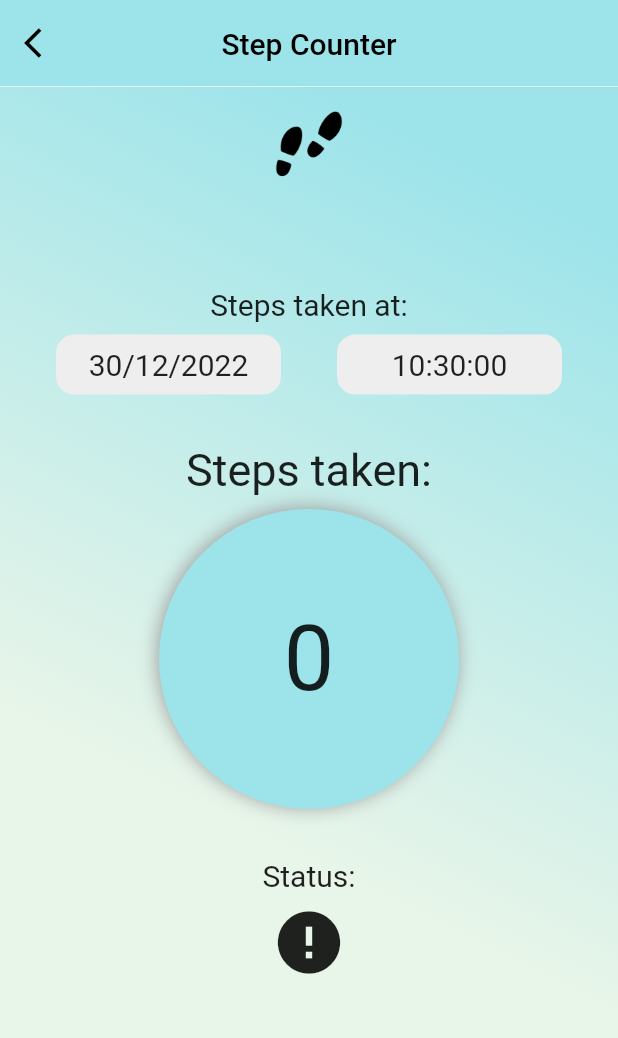
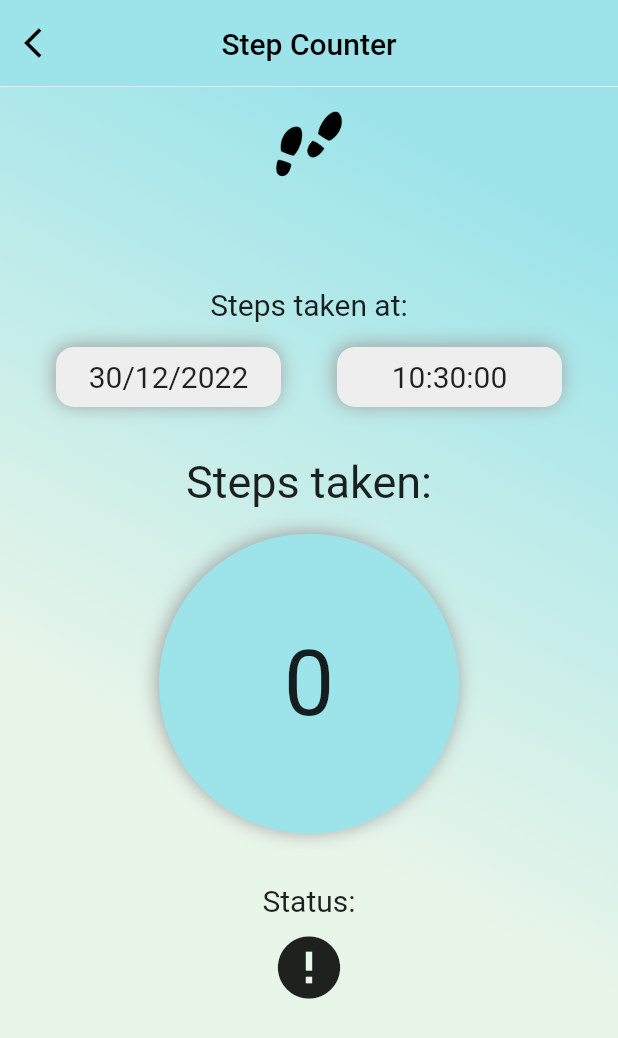
Before and after one commit to wanysamsuri/flutter_clinical, a Flutter app: the PedometerScreen screen opened directly, on a phone screen of 412 x 824 dp. Shown: the top 1038 px of the screen. Run offline on Flutter 3.47's test engine with Material 2 defaults, Android fonts, the phone set to English and light mode, and no system bars; our stand-ins replace cached_network_image, carousel_slider, device_info_plus, email_validator, fl_chart, flutter_rating_stars and 20 more; missing offline and left inert: clickable_list_wheel_view, flutter_3d_choice_chip, gauges, html2md, onesignal_flutter, pretty_gauge and 2 more; accounts and stored records are empty.

Commit message:
chore pedo

```diff
--- a/lib/pedometer/pedometer_screen.dart
+++ b/lib/pedometer/pedometer_screen.dart
@@ -3,6 +3,7 @@ import 'dart:async';
 import 'package:flutter/foundation.dart';
 import 'package:flutter/material.dart';
 import 'package:flutter_clinic/constant.dart';
+import 'package:flutter_clinic/pedometer/step_screen.dart';
 import 'package:hive/hive.dart';
 import 'package:jiffy/jiffy.dart';
 import 'package:pedometer/pedometer.dart';
@@ -190,7 +191,6 @@ class _PedometerScreenState extends State<PedometerScreen> {
             },
           )),
       body: SafeArea(
-        child: SingleChildScrollView(
         child: Container(
           height: MediaQuery.of(context).size.height,
           decoration: BoxDecoration(
@@ -236,7 +236,7 @@ class _PedometerScreenState extends State<PedometerScreen> {
                     style: TextStyle(fontSize: 20),
                   ),
                   SizedBox(
-                      height: Adaptive.h(1),
+                    height: Adaptive.h(2),
                   ),
                   Row(
                     mainAxisAlignment: MainAxisAlignment.spaceEvenly,
@@ -248,6 +248,12 @@ class _PedometerScreenState extends State<PedometerScreen> {
                         decoration: BoxDecoration(
                           color: Colors.grey[200],
                           borderRadius: BorderRadius.circular(12),
+                          boxShadow: [
+                            BoxShadow(
+                                color: Colors.grey, //New
+                                blurRadius: 10.0,
+                                offset: Offset(-1, -1))
+                          ],
                           // border: Border.all(
                           //   // color: Colors.black,
                           // )
@@ -265,6 +271,12 @@ class _PedometerScreenState extends State<PedometerScreen> {
                         decoration: BoxDecoration(
                           color: Colors.grey[200],
                           borderRadius: BorderRadius.circular(12),
+                          boxShadow: [
+                            BoxShadow(
+                                color: Colors.grey, //New
+                                blurRadius: 10.0,
+                                offset: Offset(-1, -1))
+                          ],
                           // border: Border.all(
                           //   // color: Colors.black,
                           // )
@@ -278,17 +290,15 @@ class _PedometerScreenState extends State<PedometerScreen> {
                       ),
                     ],
                   ),
-
                   SizedBox(
                     height: Adaptive.h(4),
                   ),
-
                   const Text(
                     'Steps taken:',
                     style: TextStyle(fontSize: 30),
                   ),
                   SizedBox(
-                      height: Adaptive.h(1),
+                    height: Adaptive.h(2),
                   ),
                   Container(
                     height: 200,
@@ -328,7 +338,6 @@ class _PedometerScreenState extends State<PedometerScreen> {
                             : Icons.error,
                     size: 50,
                   ),
-
                   Center(
                     child: Text(
                       _status,
@@ -337,7 +346,9 @@ class _PedometerScreenState extends State<PedometerScreen> {
                           : const TextStyle(fontSize: 20, color: Colors.red),
                     ),
                   ),
-                    // ElevatedButton(onPressed: () {}, child: Text('Start'))
+                  // ElevatedButton(onPressed: () {
+                  //   Navigator.of(context).push(MaterialPageRoute(builder: (context)=> StepMainScreen(step: _todaySteps)))
+                  // }, child: Text('Start'))
                 ],
               ),
             ),
@@ -347,7 +358,6 @@ class _PedometerScreenState extends State<PedometerScreen> {
           ]),
         ),
       ),
-      ),
     );
   }
 }
```
Lines whose indentation alone changed are shown as unchanged.
